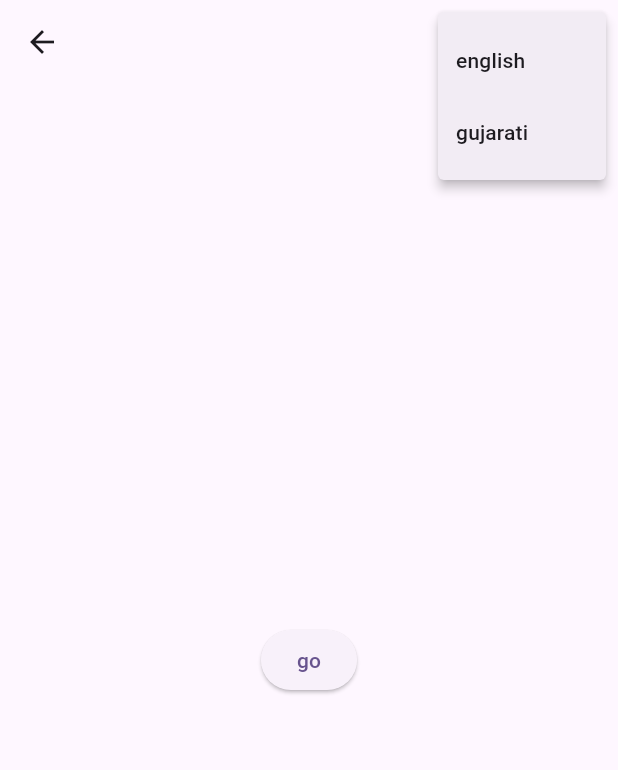
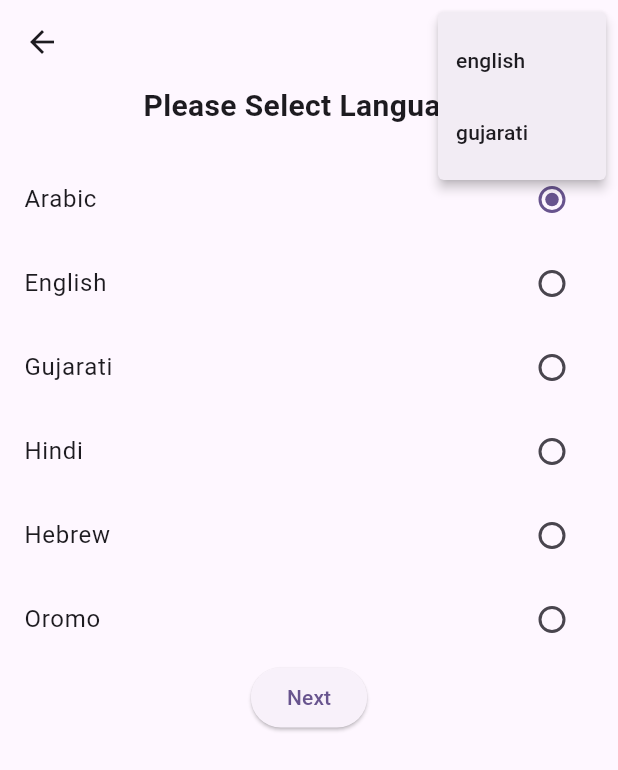
Before and after one commit to NehalShinde03/localization, a Flutter app: the screen it shows after launch, after a tap on the "language" icon, on a phone screen of 412 x 824 dp. Shown: the top 770 px of the screen. Run offline on Flutter 3.47's test engine with Material 3 defaults, Android fonts, the phone set to English and light mode, and no system bars; our stand-ins replace country_picker, equatable, flutter_bloc, gap, shared_preferences; generated files the repository leaves out were written again.

Commit message:
localization

```diff
--- a/lib/change_local/change_local_cubit.dart
+++ b/lib/change_local/change_local_cubit.dart
@@ -4,4 +4,12 @@ import 'package:mixes/change_local/change_local_state.dart';
 class ChangeLocalCubit extends Cubit<ChangeLocalState>{
   ChangeLocalCubit(super.initialState);
 
+  changeRadioButtonIndex({int? index}){
+    emit(state.copyWith(index: index));
+  }
+
+  updateCountryCode({required String countryCode}){
+    emit(state.copyWith(countryCode: countryCode));
+  }
+
 }
--- a/lib/change_local/change_local_state.dart
+++ b/lib/change_local/change_local_state.dart
@@ -1,6 +1,34 @@
 import 'package:equatable/equatable.dart';
 
 class ChangeLocalState extends Equatable{
+
+  final List listOfLanguage;
+  final int index;
+  final String countryCode;
+
+  const ChangeLocalState({
+    this.listOfLanguage = const [],
+    this.index = 0,
+    this.countryCode = "en"
+  });
+
   @override
-  List<Object?> get props => throw UnimplementedError();
+  List<Object?> get props => [
+    listOfLanguage,
+    index,
+    countryCode
+  ];
+
+  ChangeLocalState copyWith({
+      List? listOfLanguage,
+      int? index,
+      String? countryCode
+  }){
+    return ChangeLocalState(
+        listOfLanguage: listOfLanguage ?? this.listOfLanguage,
+        index: index ?? this.index,
+        countryCode: countryCode ?? this.countryCode
+    );
+  }
+
 }
--- a/lib/change_local/change_local_ui.dart
+++ b/lib/change_local/change_local_ui.dart
@@ -1,7 +1,10 @@
+import 'package:country_picker/country_picker.dart';
 import 'package:flutter/material.dart';
 import 'package:flutter_bloc/flutter_bloc.dart';
+import 'package:gap/gap.dart';
 import 'package:mixes/change_local/change_local_cubit.dart';
 import 'package:mixes/change_local/change_local_state.dart';
+import 'package:mixes/enum/enum.dart';
 import 'package:mixes/home/home_ui.dart';
 import 'package:mixes/main_cubit.dart';
 import 'package:shared_preferences/shared_preferences.dart';
@@ -11,7 +14,7 @@ class ChangeLocalUi extends StatefulWidget {
 
   static const String routeName = "/change_local_ui";
   static Widget builder(BuildContext context) => BlocProvider(
-    create: (context) => ChangeLocalCubit(ChangeLocalState()),
+    create: (context) => ChangeLocalCubit(const ChangeLocalState()),
     child: const ChangeLocalUi(),
   );
 
@@ -22,6 +25,8 @@ class ChangeLocalUi extends StatefulWidget {
 class _SettingUiState extends State<ChangeLocalUi> {
 
   GlobalKey<NavigatorState> navigatorKey = GlobalKey<NavigatorState>();
+  ChangeLocalCubit get cubit => context.read<ChangeLocalCubit>();
+
 
   @override
   Widget build(BuildContext context) {
@@ -61,9 +66,42 @@ class _SettingUiState extends State<ChangeLocalUi> {
           ],
         ),
         body: Center(
-          child: ElevatedButton(
-            onPressed: () => Navigator.pushNamed(context, HomeUi.routeName),
-            child: const Text("go"),
+          child: Column(
+            mainAxisSize: MainAxisSize.max,
+            children: [
+              const Text("Please Select Language", style: TextStyle(fontSize: 20, fontWeight: FontWeight.bold),),
+              const Gap(20),
+              Flexible(
+                child: ListView.builder(
+                    shrinkWrap: true,
+                    itemCount: LanguagePicker.values.length,
+                    itemBuilder: (context, index){
+                      return BlocBuilder<ChangeLocalCubit, ChangeLocalState>(
+                      builder: (context, state) {
+                        return RadioListTile(
+                          controlAffinity: ListTileControlAffinity.trailing,
+                          title: Text(LanguagePicker.values[index].name),
+                          value: index,
+                          groupValue: state.index,
+                          onChanged: (val){
+                            cubit.changeRadioButtonIndex(index: index);
+                          }
+                        );
+                       },
+                     );
+                    }
+                ),
+              ),
+              ElevatedButton(
+                  onPressed: () async {
+                     SharedPreferences preferences = await SharedPreferences.getInstance();
+                     preferences.setString('local',LanguageCode.values[cubit.state.index].name.toString());
+                     context.read<MainCubit>().getLocal();
+                     Navigator.pushNamed(context, HomeUi.routeName);
+                  },
+                  child: const Text("Next")
+              )
+            ],
           )
         ),
       ),
--- /dev/null
+++ b/lib/enum/enum.dart
@@ -0,0 +1,17 @@
+enum LanguagePicker {
+  Arabic,
+  English,
+  Gujarati,
+  Hindi,
+  Hebrew,
+  Oromo,
+}
+
+enum LanguageCode {
+  ar,
+  en,
+  gu,
+  hi,
+  he,
+  om,
+}
--- /dev/null
+++ b/lib/l10n/app_ar.arb
@@ -0,0 +1,3 @@
+{
+  "longMessage" : "ابحث عن إعدادات المطور في قائمة البداية وافتحها. ضمن وضع المطور، انقر فوق تثبيت التطبيقات من أي مصدر، بما في ذلك الملفات السائبة. قم بتشغيل pub-get مرة أخرى وأنت على ما يرام."
+}
--- /dev/null
+++ b/lib/l10n/app_he.arb
@@ -0,0 +1,3 @@
+{
+  "longMessage" : "\nחפש בהגדרות מפתחים בתפריט ההתחלה ופתח אותו. במצב מפתח לחץ על התקן אפליקציות מכל מקור, כולל קובץ רופף. הפעל שוב פאב-גט ואתה ."
+}
--- /dev/null
+++ b/lib/l10n/app_hi.arb
@@ -0,0 +1,3 @@
+{
+  "longMessage" : "स्टार्ट मेनू में डेवलपर सेटिंग्स खोजें और इसे खोलें। डेवलपर मोड के अंतर्गत ढीली फ़ाइल सहित किसी भी स्रोत से ऐप्स इंस्टॉल करें पर क्लिक करें। पब-गेट फिर से चलाएं और आप जाने के लिए तैयार हैं."
+}
--- /dev/null
+++ b/lib/l10n/app_om.arb
@@ -0,0 +1,3 @@
+{
+  "longMessage" : "Sajoo Developer Settings menu jalqabaa keessaa barbaadi fi banaa. Haala developer jalatti Install apps madda kamirraayyuu, loose file dabalatee cuqaasaa. Ammas pub-get fiigi ati deemuuf gaarii dha."
+}
--- a/lib/l10n/l10n.dart
+++ b/lib/l10n/l10n.dart
@@ -2,7 +2,11 @@ import 'dart:ui';
 
 class L10n{
   static final all = [
+    const Locale('ar'),
     const Locale('en'),
     const Locale('gu'),
+    const Locale('hi'),
+    const Locale('he'),
+    const Locale('om'),
   ];
 }
--- a/pubspec.yaml
+++ b/pubspec.yaml
@@ -42,6 +42,7 @@ dependencies:
     sdk: flutter
   intl: any
   shared_preferences: ^2.2.3
+  country_picker: ^2.0.26
 
 dev_dependencies:
   flutter_test:
```
Also changed, not shown: pubspec.lock.
